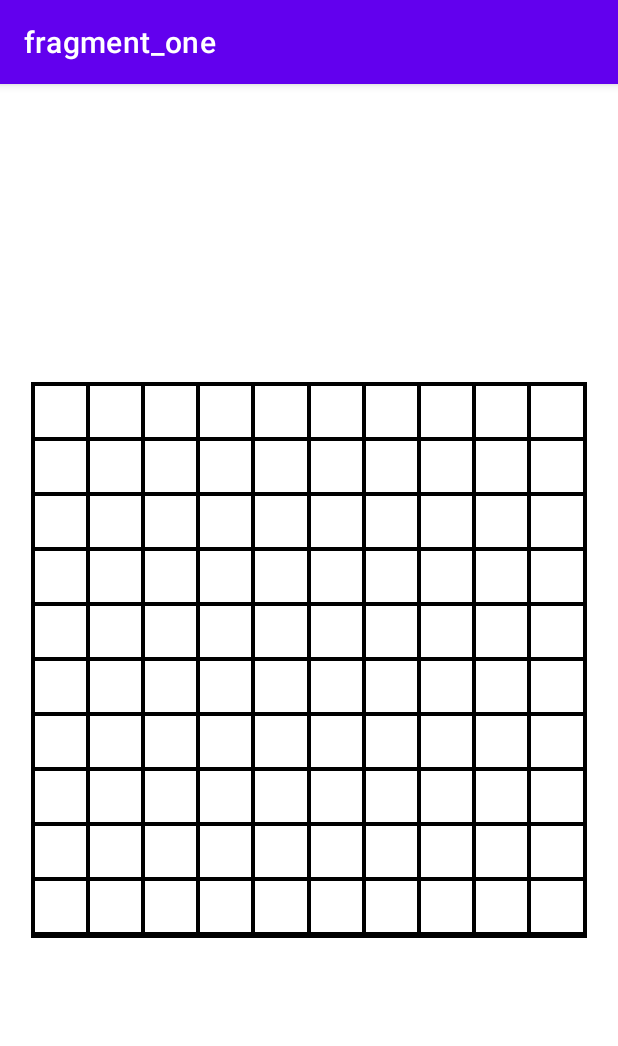
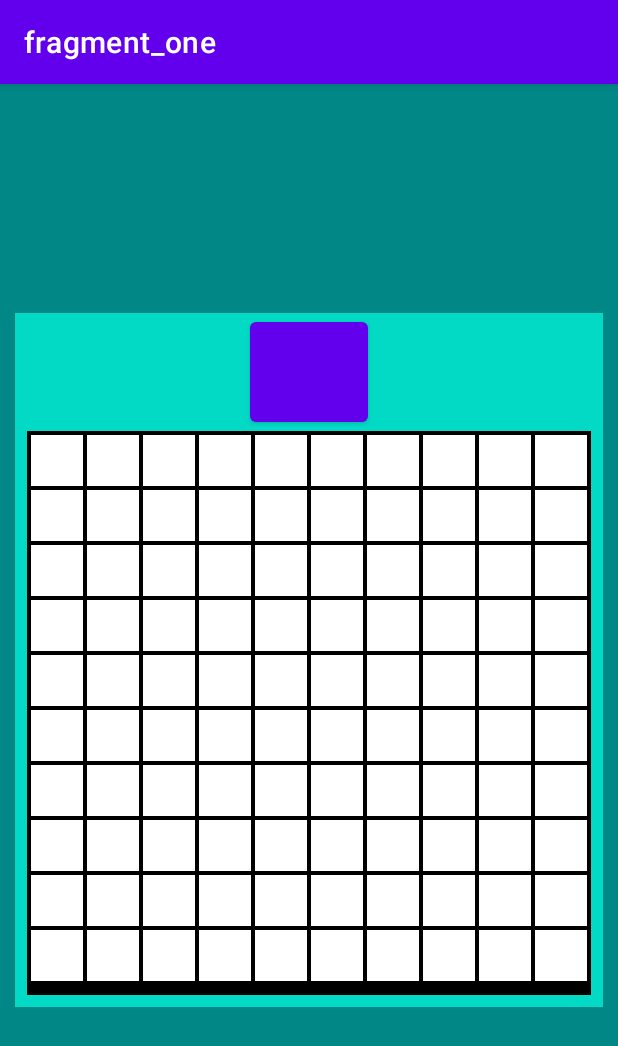
Before and after one commit to Aeforeva/Minesweeper, an Android app: the screen it shows after launch (MainActivity), on a phone screen of 412 x 824 dp. Shown: the top 1046 px of the screen. Run offline under Robolectric (Android 15) with nearby library versions, the phone set to English and light mode, and no system bars; our stand-ins replace data binding, navigation-ui; 2 statements that could not run were skipped.

Commit message:
trying some layout settings

```diff
--- a/app/src/main/res/layout/fragment_one.xml
+++ b/app/src/main/res/layout/fragment_one.xml
@@ -14,12 +14,62 @@
     <androidx.constraintlayout.widget.ConstraintLayout
         android:layout_width="match_parent"
         android:layout_height="match_parent"
+        android:background="@color/teal_700"
         tools:context=".OneFragment">
+
+        <androidx.constraintlayout.widget.ConstraintLayout
+            android:layout_width="0dp"
+            android:layout_height="wrap_content"
+            android:background="@color/teal_200"
+            app:layout_constraintBottom_toBottomOf="parent"
+            app:layout_constraintEnd_toEndOf="parent"
+            app:layout_constraintStart_toStartOf="parent"
+            app:layout_constraintTop_toTopOf="parent"
+            app:layout_constraintWidth_percent="0.95">
+
+            <TextView
+                android:id="@+id/mines_left"
+                android:layout_width="0dp"
+                android:layout_height="0dp"
+                android:layout_margin="8dp"
+                android:gravity="center"
+                android:textSize="24sp"
+                app:layout_constraintDimensionRatio="3:2"
+                app:layout_constraintStart_toStartOf="parent"
+                app:layout_constraintTop_toTopOf="parent"
+                app:layout_constraintWidth_percent="0.3"
+                tools:text="mines left" />
+
+            <Button
+                android:id="@+id/new_game_button"
+                android:layout_width="0dp"
+                android:layout_height="0dp"
+                app:layout_constraintDimensionRatio="1:1"
+                app:layout_constraintEnd_toEndOf="parent"
+                app:layout_constraintStart_toStartOf="parent"
+                app:layout_constraintTop_toTopOf="parent"
+                app:layout_constraintWidth_percent="0.2" />
+
+            <TextView
+                android:id="@+id/timer"
+                android:layout_width="0dp"
+                android:layout_height="0dp"
+                android:layout_margin="8dp"
+                android:gravity="center"
+                android:textSize="24sp"
+                app:layout_constraintDimensionRatio="3:2"
+                app:layout_constraintEnd_toEndOf="parent"
+                app:layout_constraintTop_toTopOf="parent"
+                app:layout_constraintWidth_percent="0.3"
+                tools:text="timer" />
 
             <androidx.recyclerview.widget.RecyclerView
                 android:id="@+id/recycler"
                 android:layout_width="0dp"
                 android:layout_height="0dp"
+                android:layout_marginStart="8dp"
+                android:layout_marginEnd="8dp"
+                android:layout_marginBottom="8dp"
                 android:background="@color/black"
                 android:padding="1dp"
                 app:layoutManager="androidx.recyclerview.widget.GridLayoutManager"
@@ -27,11 +77,12 @@
                 app:layout_constraintDimensionRatio="1:1"
                 app:layout_constraintEnd_toEndOf="parent"
                 app:layout_constraintStart_toStartOf="parent"
-            app:layout_constraintTop_toTopOf="parent"
-            app:layout_constraintWidth_percent="0.9"
+                app:layout_constraintTop_toBottomOf="@id/new_game_button"
                 app:spanCount="10"
                 tools:itemCount="50"
                 tools:listitem="@layout/cell_item" />
 
         </androidx.constraintlayout.widget.ConstraintLayout>
+
+    </androidx.constraintlayout.widget.ConstraintLayout>
 </layout>
```
Lines whose indentation alone changed are shown as unchanged.
